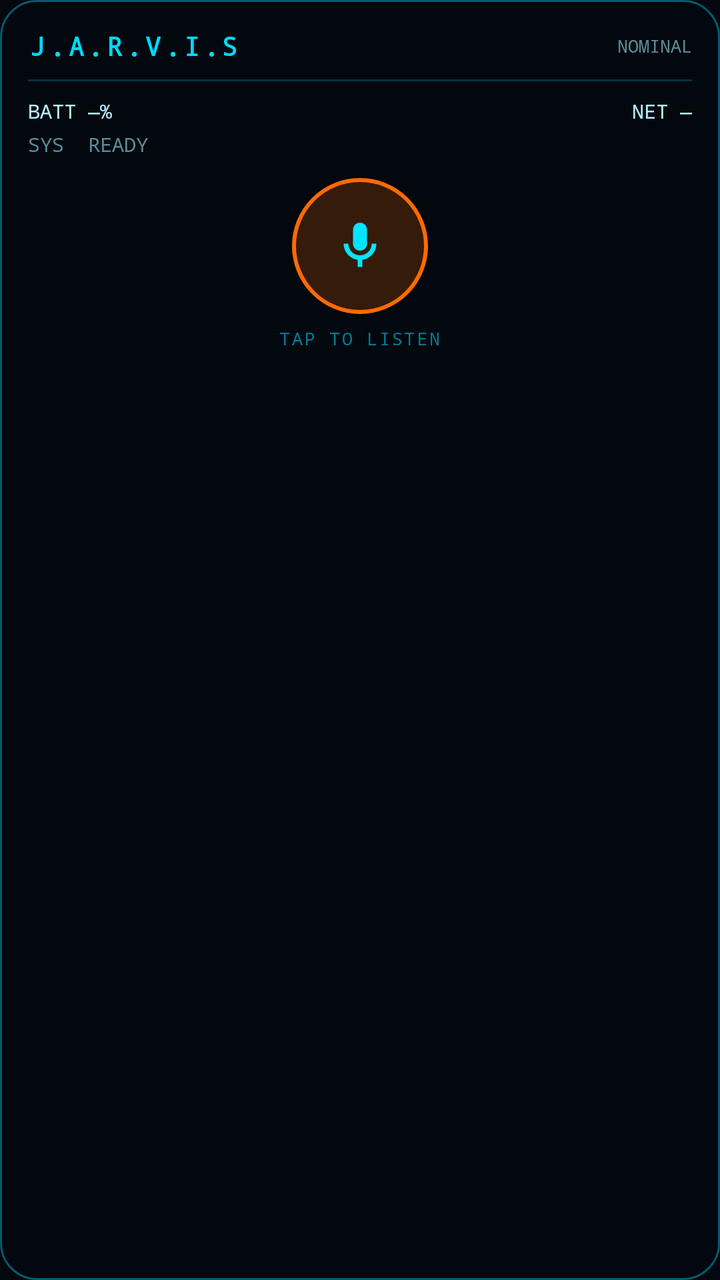
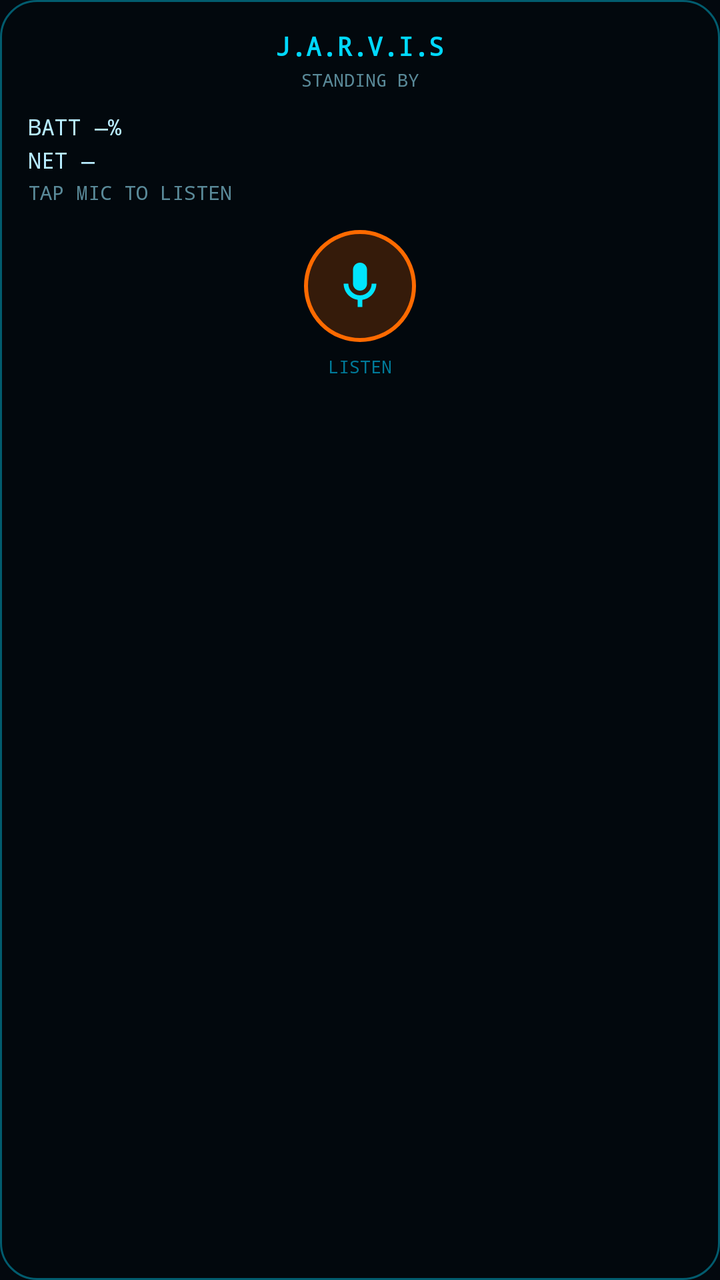

Compare the two renders of this Android layout. The source of the first and the diff that turns it into the second are given below.
<!-- AndroidManifest.xml: application theme Theme.Jarvis -->
<!-- res/layout/widget_jarvis.xml -->
<?xml version="1.0" encoding="utf-8"?>
<LinearLayout xmlns:android="http://schemas.android.com/apk/res/android"
    android:id="@+id/widgetRoot"
    android:layout_width="match_parent"
    android:layout_height="match_parent"
    android:orientation="vertical"
    android:gravity="center_horizontal"
    android:padding="14dp"
    android:background="@drawable/widget_jarvis_bg">

    <LinearLayout
        android:layout_width="match_parent"
        android:layout_height="wrap_content"
        android:orientation="horizontal"
        android:gravity="center_vertical">

        <TextView
            android:id="@+id/widgetTitle"
            android:layout_width="0dp"
            android:layout_height="wrap_content"
            android:layout_weight="1"
            android:text="J.A.R.V.I.S"
            android:textColor="#00D9FF"
            android:textSize="13sp"
            android:letterSpacing="0.15"
            android:fontFamily="monospace"
            android:textStyle="bold" />

        <TextView
            android:id="@+id/widgetStatus"
            android:layout_width="wrap_content"
            android:layout_height="wrap_content"
            android:text="NOMINAL"
            android:textColor="#5A8A99"
            android:textSize="9sp"
            android:fontFamily="monospace" />
    </LinearLayout>

    <View
        android:layout_width="match_parent"
        android:layout_height="1dp"
        android:layout_marginTop="8dp"
        android:layout_marginBottom="8dp"
        android:background="#3300D9FF" />

    <LinearLayout
        android:layout_width="match_parent"
        android:layout_height="wrap_content"
        android:orientation="horizontal">

        <TextView
            android:id="@+id/widgetBatt"
            android:layout_width="0dp"
            android:layout_height="wrap_content"
            android:layout_weight="1"
            android:text="BATT —%"
            android:textColor="#B8ECFF"
            android:textSize="10sp"
            android:fontFamily="monospace" />

        <TextView
            android:id="@+id/widgetNet"
            android:layout_width="0dp"
            android:layout_height="wrap_content"
            android:layout_weight="1"
            android:gravity="end"
            android:text="NET —"
            android:textColor="#B8ECFF"
            android:textSize="10sp"
            android:fontFamily="monospace" />
    </LinearLayout>

    <TextView
        android:id="@+id/widgetRam"
        android:layout_width="match_parent"
        android:layout_height="wrap_content"
        android:layout_marginTop="3dp"
        android:text="SYS  READY"
        android:textColor="#5A8A99"
        android:textSize="10sp"
        android:fontFamily="monospace" />

    <FrameLayout
        android:id="@+id/widgetMicButton"
        android:layout_width="68dp"
        android:layout_height="68dp"
        android:layout_marginTop="10dp"
        android:background="@drawable/widget_mic_glow"
        android:foreground="?android:attr/selectableItemBackgroundBorderless">

        <ImageView
            android:layout_width="28dp"
            android:layout_height="28dp"
            android:layout_gravity="center"
            android:src="@drawable/ic_mic"
            android:contentDescription="Listen" />
    </FrameLayout>

    <TextView
        android:id="@+id/widgetHint"
        android:layout_width="wrap_content"
        android:layout_height="wrap_content"
        android:layout_marginTop="6dp"
        android:text="TAP TO LISTEN"
        android:textColor="#007A99"
        android:textSize="9sp"
        android:letterSpacing="0.1"
        android:fontFamily="monospace" />
</LinearLayout>
<!-- resources referenced by this layout -->
<resources>
  <!-- drawable ic_mic (drawable) -->
  <vector xmlns:android="http://schemas.android.com/apk/res/android"
      android:width="24dp"
      android:height="24dp"
      android:viewportWidth="24"
      android:viewportHeight="24">
      <path
          android:fillColor="#00E5FF"
          android:pathData="M12,14c1.66,0 3,-1.34 3,-3L15,5c0,-1.66 -1.34,-3 -3,-3S9,3.34 9,5v6C9,12.66 10.34,14 12,14z" />
      <path
          android:fillColor="#00E5FF"
          android:pathData="M17,11c0,2.76 -2.24,5 -5,5s-5,-2.24 -5,-5H5c0,3.53 2.61,6.43 6,6.92L11,21h2v-3.08c3.39,-0.49 6,-3.39 6,-6.92H17z" />
  </vector>
  <!-- drawable widget_jarvis_bg (drawable) -->
  <?xml version="1.0" encoding="utf-8"?>
  <shape xmlns:android="http://schemas.android.com/apk/res/android"
      android:shape="rectangle">
      <solid android:color="#E603080E" />
      <stroke android:width="1dp" android:color="#6600D9FF" />
      <corners android:radius="18dp" />
  </shape>
  <!-- drawable widget_mic_glow (drawable) -->
  <?xml version="1.0" encoding="utf-8"?>
  <shape xmlns:android="http://schemas.android.com/apk/res/android"
      android:shape="oval">
      <solid android:color="#33FF6A00" />
      <stroke android:width="2dp" android:color="#FFFF6A00" />
  </shape>
  <style name="Theme.Jarvis" parent="Theme.AppCompat.NoActionBar">
          <item name="android:statusBarColor">#03080E</item>
          <item name="android:navigationBarColor">#03080E</item>
          <item name="android:windowBackground">#03080E</item>
          <item name="android:windowDrawsSystemBarBackgrounds">true</item>
          <item name="android:windowLightStatusBar">false</item>
          <item name="android:windowTranslucentStatus">false</item>
          <item name="android:windowTranslucentNavigation">false</item>
  
          <item name="colorPrimary">#00D9FF</item>
          <item name="colorPrimaryDark">#03080E</item>
          <item name="colorAccent">#FFAA00</item>
  
          <item name="android:colorBackground">#03080E</item>
          <item name="android:textColorPrimary">#B8ECFF</item>
          <item name="android:textColorSecondary">#5A8A99</item>
      </style>
</resources>

<!-- the commit's change to res/layout/widget_jarvis.xml (unified diff, before → after) -->
@@ -8,102 +8,73 @@
     android:padding="14dp"
     android:background="@drawable/widget_jarvis_bg">
 
-    <LinearLayout
+    <TextView
+        android:id="@+id/widgetTitle"
+        android:layout_width="wrap_content"
+        android:layout_height="wrap_content"
+        android:text="J.A.R.V.I.S"
+        android:textColor="#00D9FF"
+        android:textSize="13sp"
+        android:fontFamily="monospace"
+        android:textStyle="bold" />
+
+    <TextView
+        android:id="@+id/widgetStatus"
+        android:layout_width="wrap_content"
+        android:layout_height="wrap_content"
+        android:layout_marginTop="2dp"
+        android:text="STANDING BY"
+        android:textColor="#5A8A99"
+        android:textSize="9sp"
+        android:fontFamily="monospace" />
+
+    <TextView
+        android:id="@+id/widgetBatt"
         android:layout_width="match_parent"
         android:layout_height="wrap_content"
-        android:orientation="horizontal"
-        android:gravity="center_vertical">
+        android:layout_marginTop="10dp"
+        android:text="BATT —%"
+        android:textColor="#B8ECFF"
+        android:textSize="11sp"
+        android:fontFamily="monospace" />
 
-        <TextView
-            android:id="@+id/widgetTitle"
-            android:layout_width="0dp"
-            android:layout_height="wrap_content"
-            android:layout_weight="1"
-            android:text="J.A.R.V.I.S"
-            android:textColor="#00D9FF"
-            android:textSize="13sp"
-            android:letterSpacing="0.15"
-            android:fontFamily="monospace"
-            android:textStyle="bold" />
-
-        <TextView
-            android:id="@+id/widgetStatus"
-            android:layout_width="wrap_content"
-            android:layout_height="wrap_content"
-            android:text="NOMINAL"
-            android:textColor="#5A8A99"
-            android:textSize="9sp"
-            android:fontFamily="monospace" />
-    </LinearLayout>
-
-    <View
-        android:layout_width="match_parent"
-        android:layout_height="1dp"
-        android:layout_marginTop="8dp"
-        android:layout_marginBottom="8dp"
-        android:background="#3300D9FF" />
-
-    <LinearLayout
+    <TextView
+        android:id="@+id/widgetNet"
         android:layout_width="match_parent"
         android:layout_height="wrap_content"
-        android:orientation="horizontal">
-
-        <TextView
-            android:id="@+id/widgetBatt"
-            android:layout_width="0dp"
-            android:layout_height="wrap_content"
-            android:layout_weight="1"
-            android:text="BATT —%"
-            android:textColor="#B8ECFF"
-            android:textSize="10sp"
-            android:fontFamily="monospace" />
-
-        <TextView
-            android:id="@+id/widgetNet"
-            android:layout_width="0dp"
-            android:layout_height="wrap_content"
-            android:layout_weight="1"
-            android:gravity="end"
-            android:text="NET —"
-            android:textColor="#B8ECFF"
-            android:textSize="10sp"
-            android:fontFamily="monospace" />
-    </LinearLayout>
+        android:layout_marginTop="2dp"
+        android:text="NET —"
+        android:textColor="#B8ECFF"
+        android:textSize="11sp"
+        android:fontFamily="monospace" />
 
     <TextView
         android:id="@+id/widgetRam"
         android:layout_width="match_parent"
         android:layout_height="wrap_content"
-        android:layout_marginTop="3dp"
-        android:text="SYS  READY"
+        android:layout_marginTop="2dp"
+        android:text="TAP MIC TO LISTEN"
         android:textColor="#5A8A99"
         android:textSize="10sp"
         android:fontFamily="monospace" />
 
-    <FrameLayout
+    <ImageView
         android:id="@+id/widgetMicButton"
-        android:layout_width="68dp"
-        android:layout_height="68dp"
-        android:layout_marginTop="10dp"
+        android:layout_width="56dp"
+        android:layout_height="56dp"
+        android:layout_marginTop="12dp"
+        android:padding="14dp"
         android:background="@drawable/widget_mic_glow"
-        android:foreground="?android:attr/selectableItemBackgroundBorderless">
-
-        <ImageView
-            android:layout_width="28dp"
-            android:layout_height="28dp"
-            android:layout_gravity="center"
-            android:src="@drawable/ic_mic"
-            android:contentDescription="Listen" />
-    </FrameLayout>
+        android:src="@drawable/ic_mic"
+        android:contentDescription="Listen" />
 
     <TextView
         android:id="@+id/widgetHint"
         android:layout_width="wrap_content"
         android:layout_height="wrap_content"
         android:layout_marginTop="6dp"
-        android:text="TAP TO LISTEN"
+        android:text="LISTEN"
         android:textColor="#007A99"
         android:textSize="9sp"
-        android:letterSpacing="0.1"
         android:fontFamily="monospace" />
 </LinearLayout>
